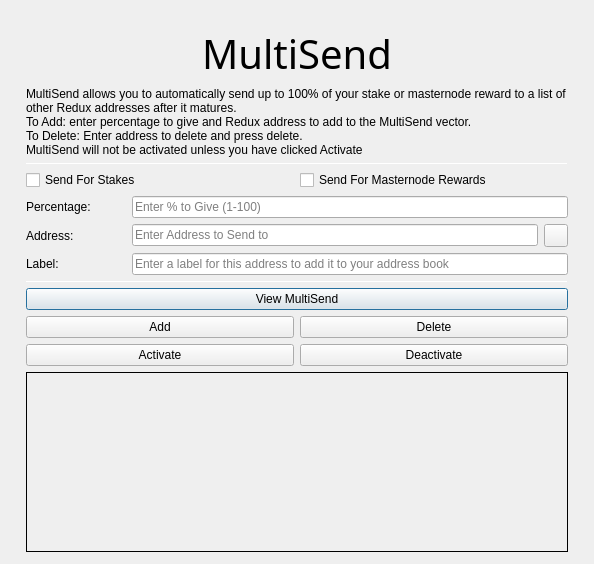
sicXnull/test, file src/qt/forms/multisenddialog.ui: the form before one commit.
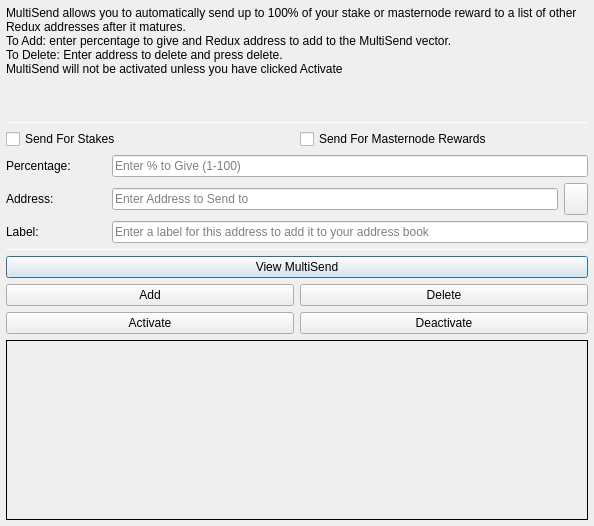
The form after the commit. Icons and pictures are not drawn.

Patch:
```diff
--- a/src/qt/forms/multisenddialog.ui
+++ b/src/qt/forms/multisenddialog.ui
@@ -30,37 +30,7 @@
     <number>6</number>
    </property>
    <item>
-    <layout class="QVBoxLayout" name="verticalLayout_Main" stretch="0,1,1,1,0,1,1,1">
-     <property name="leftMargin">
-      <number>20</number>
-     </property>
-     <property name="topMargin">
-      <number>20</number>
-     </property>
-     <property name="rightMargin">
-      <number>20</number>
-     </property>
-     <property name="bottomMargin">
-      <number>20</number>
-     </property>
-     <item>
-      <widget class="QLabel" name="multiSendHeader">
-       <property name="font">
-        <font>
-         <family>Hind</family>
-         <pointsize>30</pointsize>
-         <weight>50</weight>
-         <bold>false</bold>
-        </font>
-       </property>
-       <property name="text">
-        <string>MultiSend</string>
-       </property>
-       <property name="alignment">
-        <set>Qt::AlignCenter</set>
-       </property>
-      </widget>
-     </item>
+    <layout class="QVBoxLayout" name="verticalLayout_Main" stretch="1,1,1,0,1,1,1">
      <item>
       <widget class="QLabel" name="label_2">
        <property name="lineWidth">
```
